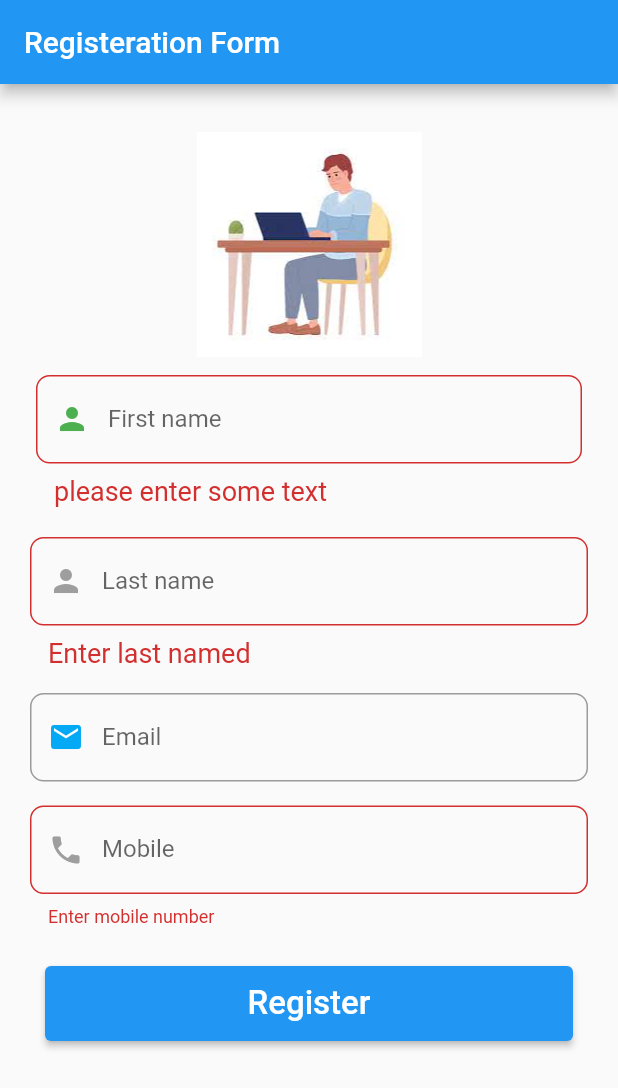
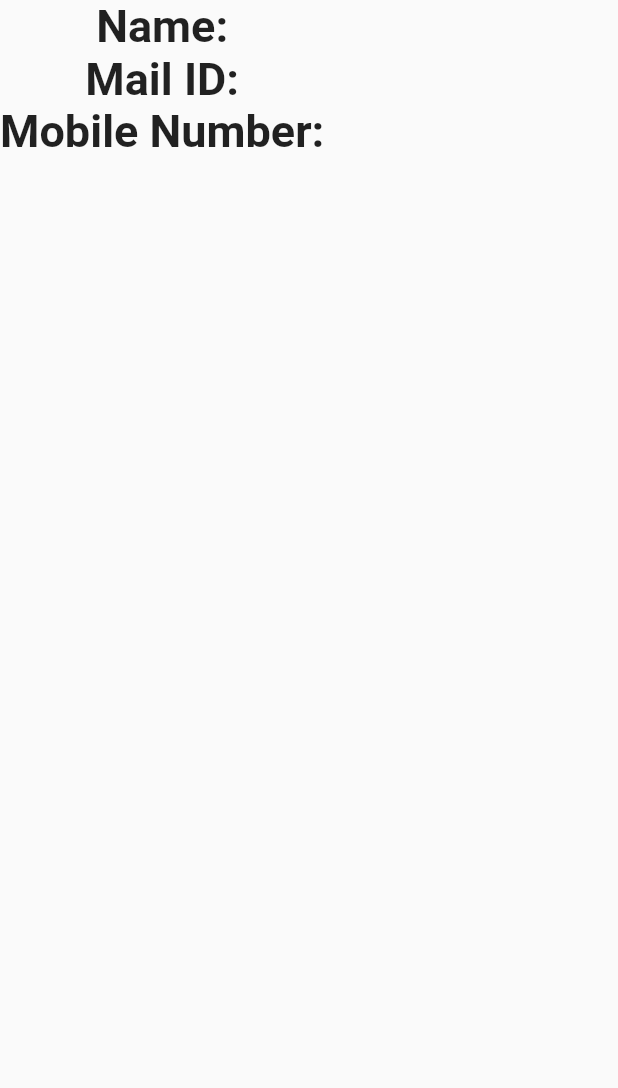
Before and after one commit to rancho2274/Flutter, a Flutter app: the screen it shows after launch, after a tap on "Register", on a phone screen of 412 x 824 dp. Shown: the top 1088 px of the screen. Run offline on Flutter 3.47's test engine with Material 2 defaults, Android fonts, the phone set to English and light mode, and no system bars.

Commit message:
this is the second page

```diff
--- a/lib/main.dart
+++ b/lib/main.dart
@@ -1,6 +1,7 @@
 import 'package:flutter/material.dart';
-import 'package:form_field_validator/form_field_validator.dart';
+// import 'package:form_field_validator/form_field_validator.dart';
 import 'package:flutter/foundation.dart';
+import 'yourdetails.dart';
 
 void main() => runApp(MaterialApp(
   debugShowCheckedModeBanner: false,
@@ -17,6 +18,14 @@ class Register extends StatefulWidget {
 class _RegisterState extends State<Register> {
   Map userData = {};
   final _formkey = GlobalKey<FormState>();
+  final nameTxtCnt =TextEditingController();
+  final mobTxtCnt =TextEditingController();
+  final mailTxtCnt =TextEditingController();
+  void nextpage(BuildContext ctx) {
+    Navigator.of(ctx).push(MaterialPageRoute(builder: (_) {
+      return details(name: nameTxtCnt.text, mail: mailTxtCnt.text, mob: mobTxtCnt.text);
+    }));
+  }
   @override
   Widget build(BuildContext context) {
     return Scaffold(
@@ -46,16 +55,15 @@ class _RegisterState extends State<Register> {
                     ),
                     Padding(
                       padding: const EdgeInsets.all(12.0),
-                      child: TextFormField(
-                        validator: ((value) {
-                        if (value == null || value.isEmpty) {
-                        	 return 'please enter some text';
-                        } else if (value.length < 5) {
-                        	 return 'Enter atleast 5 Charecter';
-                        }
-
-                        return null;
-                        }),
+                      child: TextFormField(controller: nameTxtCnt,
+                        // validator: ((value) {
+                        // if (value == null || value.isEmpty) {
+                        // 	 return 'please enter some text';
+                        // } else if (value.length < 5) {
+                        // 	 return 'Enter atleast 5 Charecter';
+                        // }
+                        // return null;
+                        // }),
                         // validator: MultiValidator([
                         //   RequiredValidator(errorText: 'Enter first named'),
                         //   MinLengthValidator(3,
@@ -63,8 +71,8 @@ class _RegisterState extends State<Register> {
                         // ]),
 
                         decoration: InputDecoration(
-                            hintText: 'Enter first Name',
-                            labelText: 'First name',
+                            hintText: 'Enter you Name',
+                            labelText: 'Name',
                             prefixIcon: Icon(
                               Icons.person,
                               color: Colors.green,
@@ -76,32 +84,32 @@ class _RegisterState extends State<Register> {
                                 BorderRadius.all(Radius.circular(9.0)))),
                       ),
                     ),
+                    // Padding(
+                    //   padding: const EdgeInsets.all(8.0),
+                    //   child: TextFormField(
+                    //     // validator: MultiValidator([
+                    //     //   RequiredValidator(errorText: 'Enter last named'),
+                    //     //   MinLengthValidator(3,
+                    //     //       errorText:
+                    //     //       'Last name should be atleast 3 charater'),
+                    //     // ]),
+                    //     decoration: InputDecoration(
+                    //         hintText: 'Enter last Name',
+                    //         labelText: 'Last name',
+                    //         prefixIcon: Icon(
+                    //           Icons.person,
+                    //           color: Colors.grey,
+                    //         ),
+                    //         errorStyle: TextStyle(fontSize: 18.0),
+                    //         border: OutlineInputBorder(
+                    //             borderSide: BorderSide(color: Colors.red),
+                    //             borderRadius:
+                    //             BorderRadius.all(Radius.circular(9.0)))),
+                    //   ),
+                    // ),
                     Padding(
                       padding: const EdgeInsets.all(8.0),
-                      child: TextFormField(
-                        validator: MultiValidator([
-                          RequiredValidator(errorText: 'Enter last named'),
-                          MinLengthValidator(3,
-                              errorText:
-                              'Last name should be atleast 3 charater'),
-                        ]),
-                        decoration: InputDecoration(
-                            hintText: 'Enter last Name',
-                            labelText: 'Last name',
-                            prefixIcon: Icon(
-                              Icons.person,
-                              color: Colors.grey,
-                            ),
-                            errorStyle: TextStyle(fontSize: 18.0),
-                            border: OutlineInputBorder(
-                                borderSide: BorderSide(color: Colors.red),
-                                borderRadius:
-                                BorderRadius.all(Radius.circular(9.0)))),
-                      ),
-                    ),
-                    Padding(
-                      padding: const EdgeInsets.all(8.0),
-                      child: TextFormField(
+                      child: TextFormField(controller: mailTxtCnt,
                         // validator: MultiValidator([
                         //   RequiredValidator(errorText: 'Enter email address'),
                         //   EmailValidator(
@@ -123,12 +131,12 @@ class _RegisterState extends State<Register> {
                     ),
                     Padding(
                       padding: const EdgeInsets.all(8.0),
-                      child: TextFormField(
-                        validator: MultiValidator([
-                          RequiredValidator(errorText: 'Enter mobile number'),
-                          PatternValidator(r'(^[0,9]{10}$)',
-                              errorText: 'enter valid mobile number'),
-                        ]),
+                      child: TextFormField(controller: mobTxtCnt,
+                        // validator: MultiValidator([
+                        //   RequiredValidator(errorText: 'Enter mobile number'),
+                        //   PatternValidator(r'(^[0,9]{10}$)',
+                        //       errorText: 'enter valid mobile number'),
+                        // ]),
                         decoration: InputDecoration(
                             hintText: 'Mobile',
                             labelText: 'Mobile',
@@ -153,9 +161,7 @@ class _RegisterState extends State<Register> {
                                 style: TextStyle(color: Colors.white, fontSize: 22),
                               ),
                               onPressed: () {
-                                if (_formkey.currentState!.validate()) {
-                                  print('form submiitted');
-                                }
+                                nextpage(context);
                               },
                               // shape: RoundedRectangleBorder(
                               //     borderRadius: BorderRadius.circular(30)),
@@ -167,59 +173,8 @@ class _RegisterState extends State<Register> {
                             height: 50,
                           ),
                         )),
-                    // Center(
-                    //   child: Padding(
-                    //     padding: EdgeInsets.only(top: 20),
-                    //     child: Center(
-                    //       child: Text(
-                    //         'Or Sign Up Using',
-                    //         style: TextStyle(fontSize: 18, color: Colors.black),
-                    //       ),
-                    //     ),
-                    //   ),
-                    // ),
-                    Center(
-                      child: Padding(
-                        padding: EdgeInsets.only(top: 20, left: 90),
-                        child: Row(
-                          children: [
-                            // Container(
-                            //     height: 40,
-                            //     width: 40,
-                            //     child: Image.asset(
-                            //       'assets/google.png',
-                            //       fit: BoxFit.cover,
-                            //     )),
-                            // Container(
-                            //   height: 70,
-                            //   width: 70,
-                            //   child: Image.asset(
-                            //     'assets/vishal.png',
-                            //     fit: BoxFit.cover,
-                            //   ),
-                            // ),
-                            // Container(
-                            //   height: 40,
-                            //   width: 40,
-                            //   child: Image.asset(
-                            //     'assets/google.png',
-                            //     fit: BoxFit.cover,
-                            // //   ),
-                            // ),
-                          ],
-                        ),
-                      ),
-                    ),
-                    // Center(
-                    //   child: Container(
-                    //     padding: EdgeInsets.only(top: 40),
-                    //     child: Text(
-                    //       'SIGN IN',
-                    //       style: TextStyle(
-                    //           fontSize: 20, fontWeight: FontWeight.bold),
-                    //     ),
-                    //   ),
-                    // )
+
+
                   ],
                 )),
           ),
--- /dev/null
+++ b/lib/yourdetails.dart
@@ -0,0 +1,41 @@
+import 'package:flutter/material.dart';
+
+class details extends StatelessWidget {
+  const details({Key? key, this.name, this.mail, this.mob}) : super(key: key);
+  final String? name;
+  final String? mail;
+  final String? mob;
+  @override
+  Widget build(BuildContext context) {
+    return Scaffold(
+      body: SafeArea(
+        child: Column(
+          children: <Widget>[
+            Text(
+              'Name: '+ name.toString(),
+          style: const TextStyle(
+          fontWeight: FontWeight.bold,
+          fontSize: 30.0,
+            )
+            ),
+            Text(
+              'Mail ID: '+ mail.toString(),
+              style: const TextStyle(
+                fontWeight: FontWeight.bold,
+                fontSize: 30.0,
+            )
+            ),
+            Text(
+                'Mobile Number: '+ mob.toString(),
+                style: const TextStyle(
+                  fontWeight: FontWeight.bold,
+                  fontSize: 30.0,
+                )
+            ),
+
+          ],
+        ),
+      ),
+    );
+  }
+}
```
